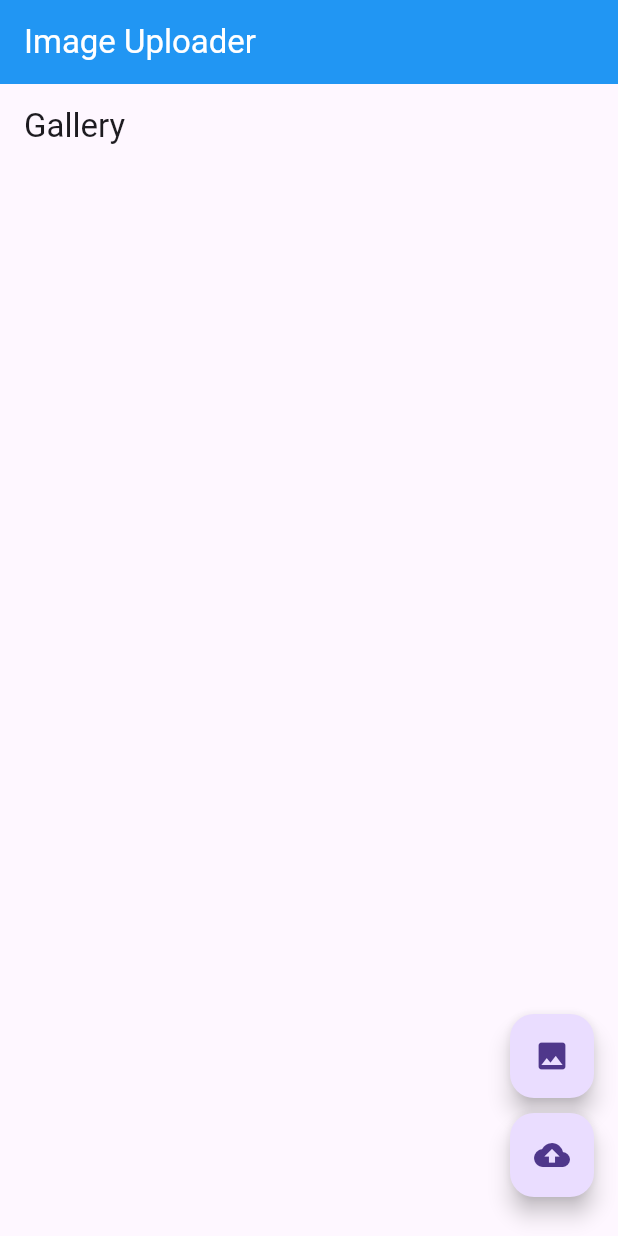
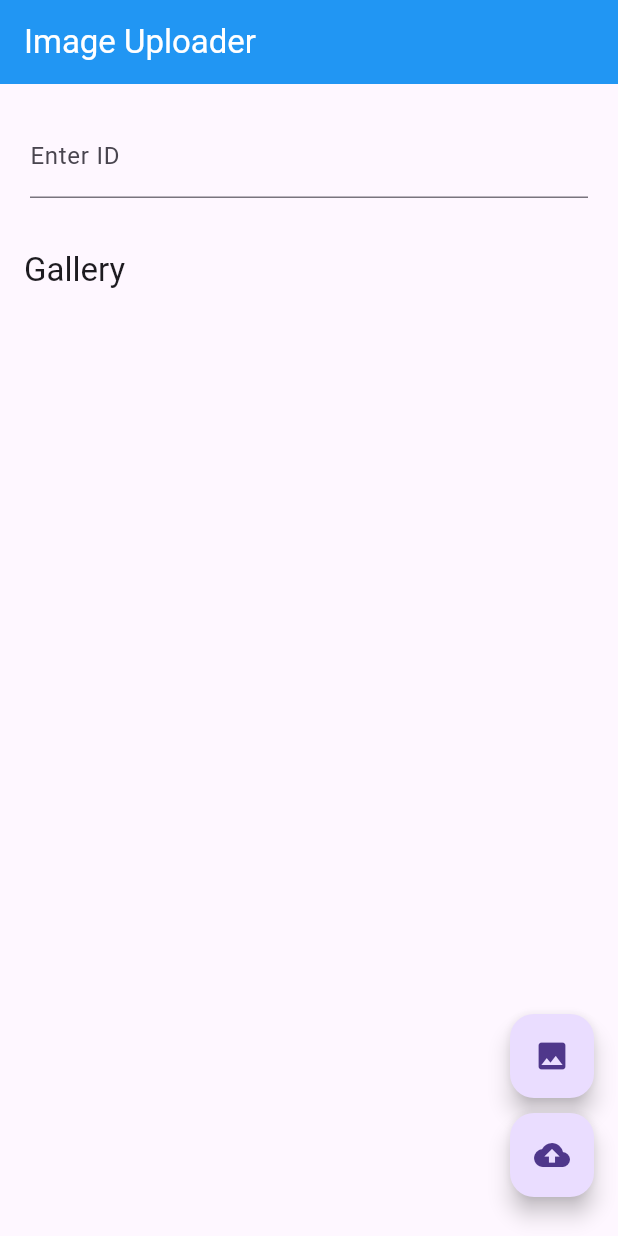
Before and after one commit to bassem267/Cloud-Tasks, a Flutter app: the screen it shows after launch, after a tap on the "cloud upload" icon, on a phone screen of 412 x 824 dp. Run offline on Flutter 3.47's test engine with Material 3 defaults, Android fonts, the phone set to English and light mode, and no system bars; our stand-ins replace firebase_core, firebase_database, firebase_messaging, firebase_storage, image_picker; accounts and stored records are empty.

Commit message:
specific id

```diff
--- a/lib/main.dart
+++ b/lib/main.dart
@@ -40,8 +40,16 @@ class _ImageUploaderState extends State<ImageUploader> {
   File? _imageFile;
   final ImagePicker _picker = ImagePicker();
   bool _uploading = false;
-  final Reference userStorageReference =
-      FirebaseStorage.instance.ref().child('images/'); // Constant folder path
+  final TextEditingController _idController = TextEditingController();
+  final Reference storageReference =
+      FirebaseStorage.instance.ref(); // Root storage reference
+  final ValueNotifier<String> _idNotifier = ValueNotifier<String>('');
+
+  @override
+  void dispose() {
+    _idNotifier.dispose();
+    super.dispose();
+  }
 
   Future<void> _getImage() async {
     final pickedFile = await _picker.pickImage(source: ImageSource.gallery);
@@ -57,19 +65,28 @@ class _ImageUploaderState extends State<ImageUploader> {
 
     try {
       if (_imageFile != null) {
+        String id = _idController.text.trim();
+        if (id.isNotEmpty) {
           // Create a unique filename for the image
           String fileName = '${DateTime.now()}.png';
 
-      // Upload the image to the constant folder path
+          // Construct the path based on the entered ID
+          String path = 'images/$id/$fileName';
+
+          // Upload the image to the specified folder
           UploadTask uploadTask =
-          userStorageReference.child(fileName).putFile(_imageFile!);
+              storageReference.child(path).putFile(_imageFile!);
           await uploadTask.whenComplete(() {
             print('Image uploaded');
-        // Clear the image file after successful upload
             setState(() {
               _imageFile = null;
             });
           });
+        } else {
+          if (kDebugMode) {
+            print('ID cannot be empty');
+          }
+        }
       } else {
         if (kDebugMode) {
           print('No image selected');
@@ -86,13 +103,15 @@ class _ImageUploaderState extends State<ImageUploader> {
     }
   }
 
+  Future<List<String>> _getUserImages(String id) async {
+    if (id.isNotEmpty) {
+      List<String> imageURLs = [];
+      try {
+        // Construct the path based on the entered ID
+        String path = 'images/$id/';
 
-  Future<List<String>> _getUserImages() async {
-    List<String> imageURLs = [];
-
-    try {
-      // List all items in the constant folder path
-      ListResult result = await userStorageReference.listAll();
+        // List all items in the specified folder
+        ListResult result = await storageReference.child(path).listAll();
 
         // Iterate through each item and get the download URL
         for (Reference ref in result.items) {
@@ -102,8 +121,10 @@ class _ImageUploaderState extends State<ImageUploader> {
       } catch (e) {
         print('Error fetching user images: $e');
       }
-
       return imageURLs;
+    } else {
+      return [];
+    }
   }
 
   @override
@@ -116,21 +137,41 @@ class _ImageUploaderState extends State<ImageUploader> {
           style: TextStyle(color: Colors.white),
         ),
       ),
-      body: FutureBuilder<List<String>>(
-        future: _getUserImages(),
+      body: Column(
+        children: [
+          Padding(
+            padding: const EdgeInsets.all(20.0), // Adjust the padding as needed
+            child: TextField(
+              controller: _idController,
+              decoration: const InputDecoration(
+                labelText: 'Enter ID',
+              ),
+              onChanged: (value) {
+                _idNotifier.value = value;
+              },
+            ),
+          ),
+          Expanded(
+            child: ValueListenableBuilder<String>(
+              valueListenable: _idNotifier,
+              builder: (context, id, _) {
+                return FutureBuilder<List<String>>(
+                  future: _getUserImages(id),
                   builder: (context, snapshot) {
                     if (snapshot.connectionState == ConnectionState.waiting) {
-            // While data is loading, display a loading indicator
                       return Center(child: CircularProgressIndicator());
                     } else if (snapshot.hasError) {
-            // If there's an error, display an error message
                       return Center(child: Text('Error: ${snapshot.error}'));
                     } else {
-            // If data is successfully fetched, display the GalleryView
-            List<String> userImages = snapshot.data!;
+                      List<String> userImages = snapshot.data ?? [];
                       return GalleryView(images: userImages);
                     }
                   },
+                );
+              },
+            ),
+          ),
+        ],
       ),
       floatingActionButton: Column(
         mainAxisAlignment: MainAxisAlignment.end,
```
Also changed, not shown: 1 other file. Lines whose indentation alone changed are shown as unchanged.
